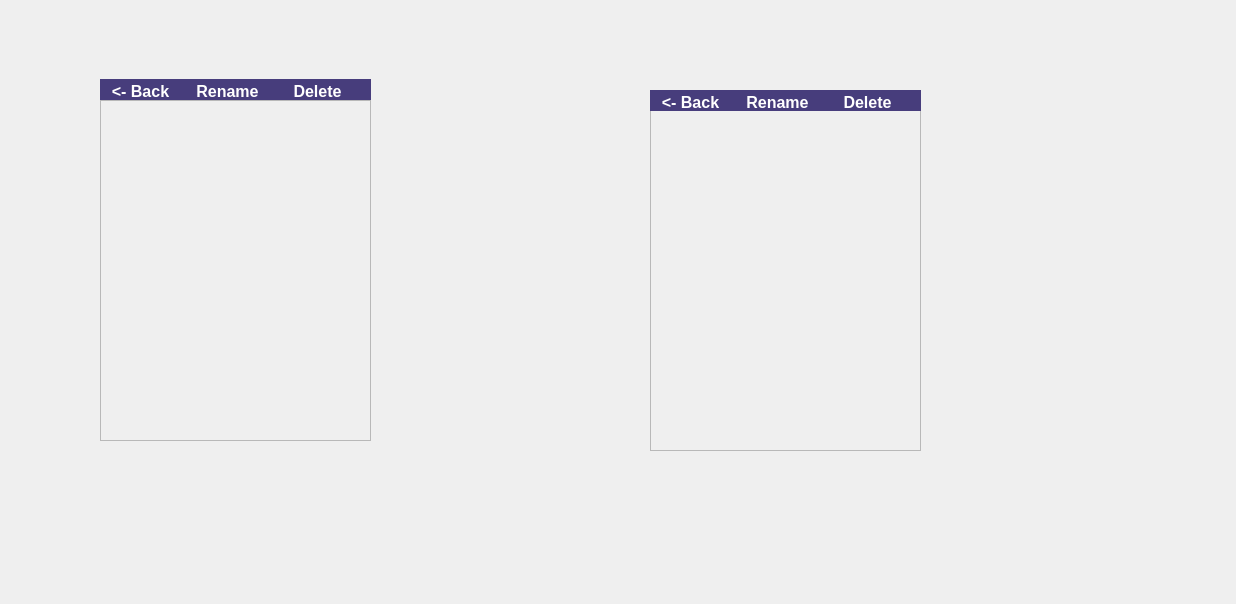
Above: OneDrive/OneDrive/Account.ui from mihaitudor17/One-Drive before the change. Below: the same form after it.
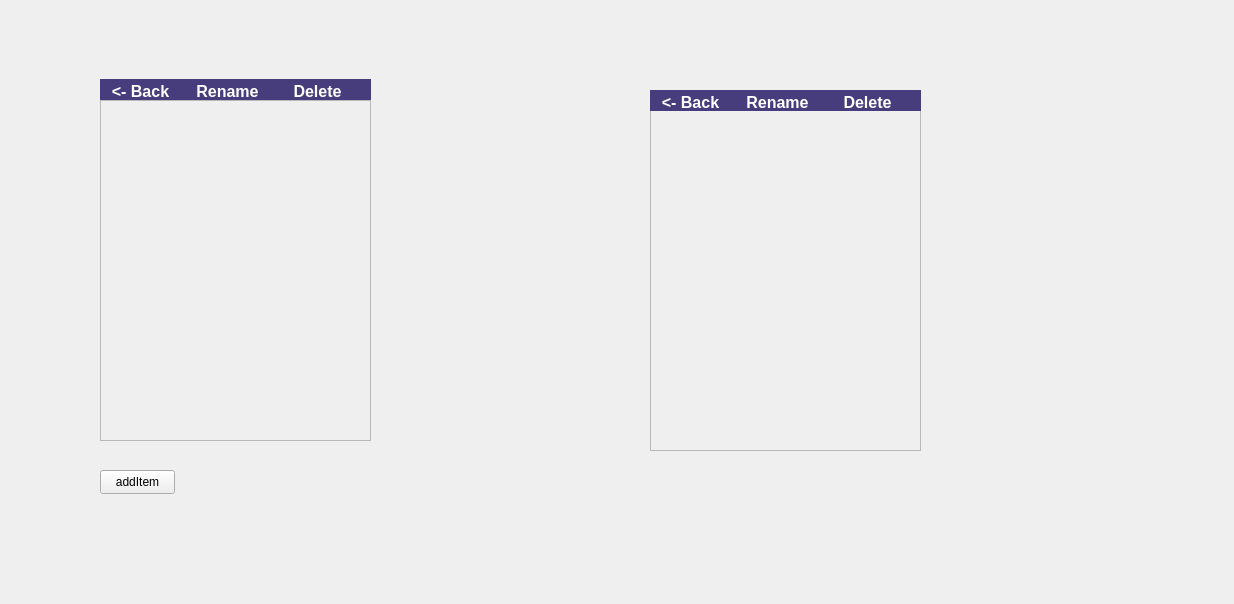
That is the form after the change.

Commit message: Added rename and delete button for local folders.

Diff of the .ui file:
```diff
--- a/OneDrive/OneDrive/Account.ui
+++ b/OneDrive/OneDrive/Account.ui
@@ -6,7 +6,7 @@
    <rect>
     <x>0</x>
     <y>0</y>
-    <width>1236</width>
+    <width>1234</width>
     <height>604</height>
    </rect>
   </property>
@@ -313,6 +313,19 @@
     </property>
    </widget>
   </widget>
+  <widget class="QPushButton" name="pushButton">
+   <property name="geometry">
+    <rect>
+     <x>100</x>
+     <y>470</y>
+     <width>75</width>
+     <height>24</height>
+    </rect>
+   </property>
+   <property name="text">
+    <string>addItem</string>
+   </property>
+  </widget>
  </widget>
  <layoutdefault spacing="6" margin="11"/>
  <resources/>
```
Left out of the diff: 34 changed lines with no effect on the pictures.
